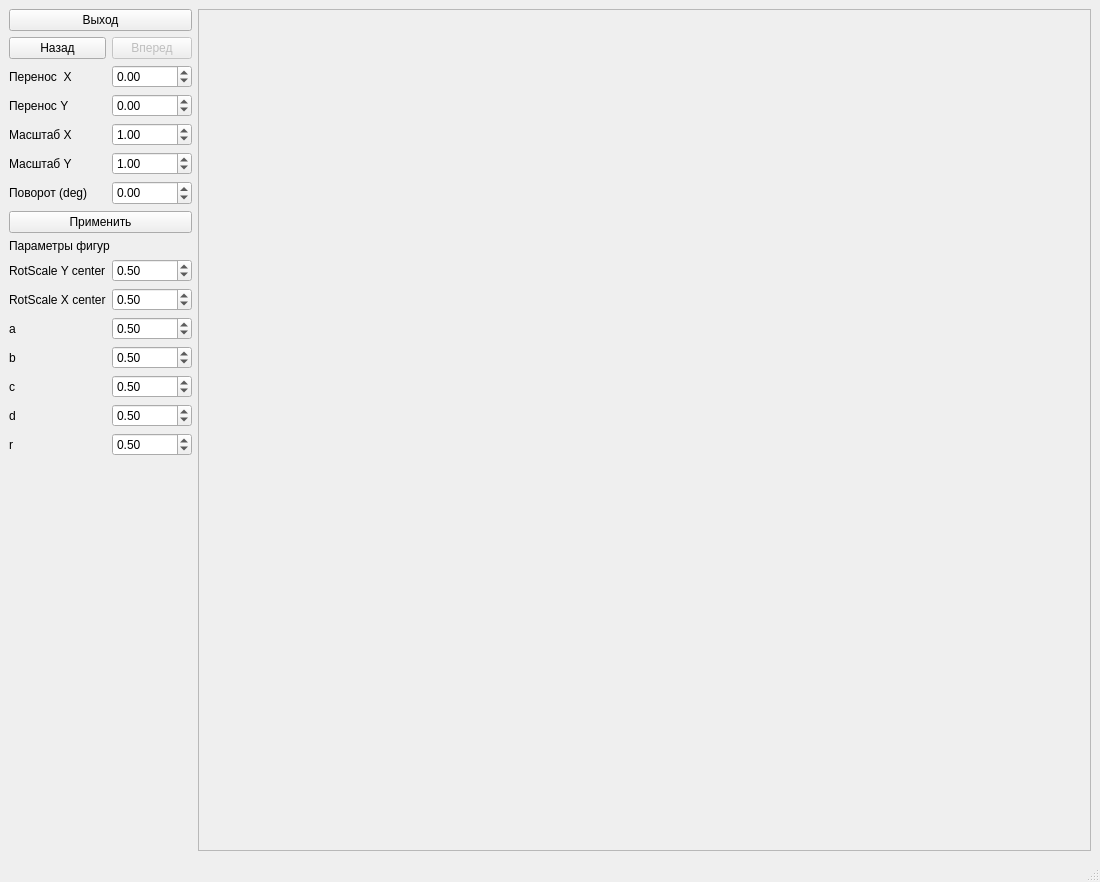
Old version of the form 2/main.ui in the repository awarebayes/kg.
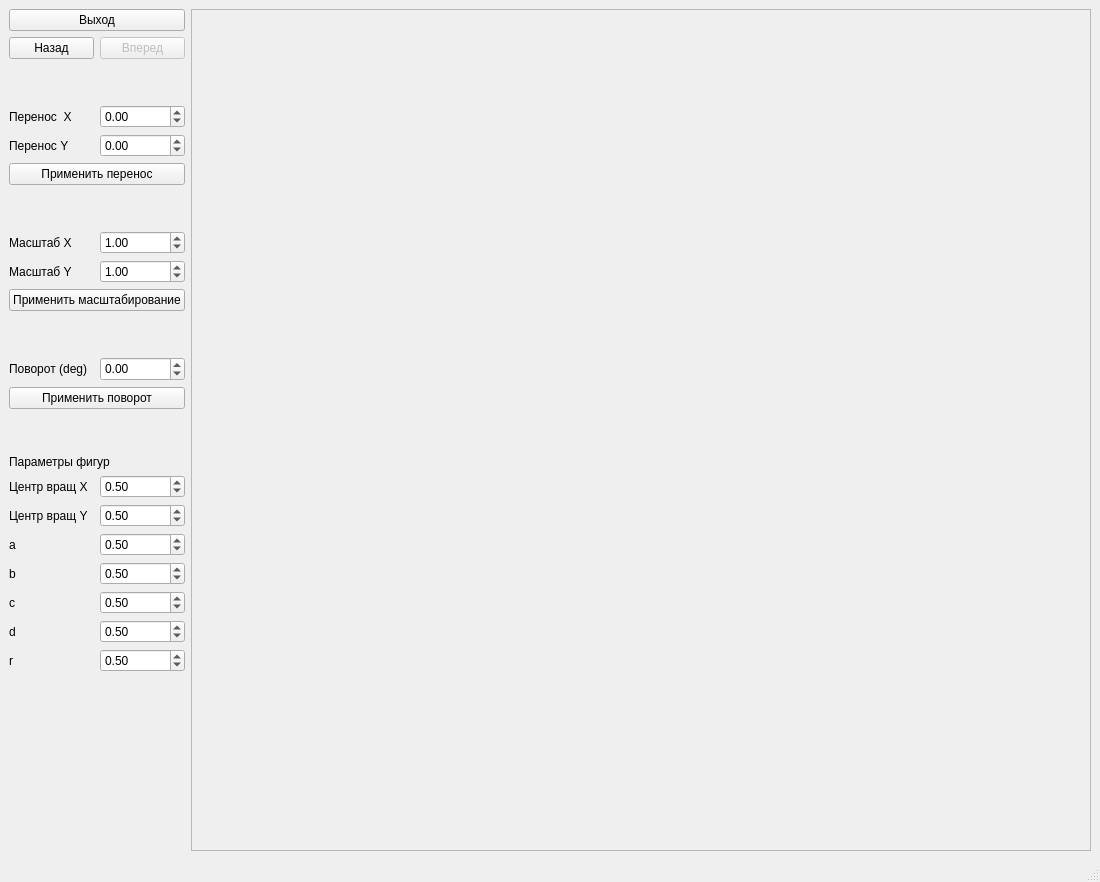
New version of the form.

What changed in the file:
```diff
--- a/2/main.ui
+++ b/2/main.ui
@@ -25,228 +25,31 @@
        </widget>
       </item>
       <item>
-       <layout class="QGridLayout" name="gridLayout_2" rowstretch="1,0,0,0,0,0,0,0,0,0,0,0,0,0,0,0,0,0" columnstretch="0,0">
+       <layout class="QGridLayout" name="gridLayout_2" rowstretch="1,0,0,0,0,0,0,0,0,0,0,0,0,0,0,0,0,0,0,0,0,0" columnstretch="0,0">
+        <item row="8" column="1">
+         <widget class="QDoubleSpinBox" name="ScaleYSB">
+          <property name="minimum">
+           <double>0.010000000000000</double>
+          </property>
+          <property name="maximum">
+           <double>5.000000000000000</double>
+          </property>
+          <property name="singleStep">
+           <double>0.500000000000000</double>
+          </property>
+          <property name="value">
+           <double>1.000000000000000</double>
+          </property>
+         </widget>
+        </item>
         <item row="16" column="0">
-         <widget class="QLabel" name="label_7">
+         <widget class="QLabel" name="label_3">
           <property name="text">
-           <string>d</string>
+           <string>Центр вращ Y</string>
           </property>
          </widget>
         </item>
         <item row="11" column="1">
-         <widget class="QDoubleSpinBox" name="SRCenterYSB">
-          <property name="minimum">
-           <double>0.010000000000000</double>
-          </property>
-          <property name="maximum">
-           <double>1.000000000000000</double>
-          </property>
-          <property name="singleStep">
-           <double>0.100000000000000</double>
-          </property>
-          <property name="value">
-           <double>0.500000000000000</double>
-          </property>
-         </widget>
-        </item>
-        <item row="17" column="1">
-         <widget class="QDoubleSpinBox" name="RSB">
-          <property name="minimum">
-           <double>0.010000000000000</double>
-          </property>
-          <property name="maximum">
-           <double>1.000000000000000</double>
-          </property>
-          <property name="singleStep">
-           <double>0.100000000000000</double>
-          </property>
-          <property name="value">
-           <double>0.500000000000000</double>
-          </property>
-         </widget>
-        </item>
-        <item row="11" column="0">
-         <widget class="QLabel" name="label_4">
-          <property name="text">
-           <string>RotScale Y center</string>
-          </property>
-         </widget>
-        </item>
-        <item row="1" column="0">
-         <widget class="QPushButton" name="pushButton">
-          <property name="text">
-           <string>Назад</string>
-          </property>
-          <property name="checkable">
-           <bool>false</bool>
-          </property>
-          <property name="autoDefault">
-           <bool>false</bool>
-          </property>
-          <property name="default">
-           <bool>false</bool>
-          </property>
-          <property name="flat">
-           <bool>false</bool>
-          </property>
-         </widget>
-        </item>
-        <item row="14" column="0">
-         <widget class="QLabel" name="label_5">
-          <property name="text">
-           <string>b</string>
-          </property>
-         </widget>
-        </item>
-        <item row="3" column="1">
-         <widget class="QDoubleSpinBox" name="TransYSB">
-          <property name="minimum">
-           <double>-0.500000000000000</double>
-          </property>
-          <property name="maximum">
-           <double>0.500000000000000</double>
-          </property>
-          <property name="singleStep">
-           <double>0.050000000000000</double>
-          </property>
-         </widget>
-        </item>
-        <item row="10" column="0" colspan="2">
-         <widget class="QLabel" name="label_8">
-          <property name="text">
-           <string>Параметры фигур</string>
-          </property>
-         </widget>
-        </item>
-        <item row="7" column="0">
-         <widget class="QLabel" name="label_2">
-          <property name="text">
-           <string>Масштаб Y</string>
-          </property>
-         </widget>
-        </item>
-        <item row="17" column="0">
-         <widget class="QLabel" name="label_9">
-          <property name="text">
-           <string>r</string>
-          </property>
-         </widget>
-        </item>
-        <item row="2" column="1">
-         <widget class="QDoubleSpinBox" name="TransXSB">
-          <property name="minimum">
-           <double>-0.500000000000000</double>
-          </property>
-          <property name="maximum">
-           <double>0.500000000000000</double>
-          </property>
-          <property name="singleStep">
-           <double>0.050000000000000</double>
-          </property>
-         </widget>
-        </item>
-        <item row="6" column="1">
-         <widget class="QDoubleSpinBox" name="ScaleXSB">
-          <property name="minimum">
-           <double>0.010000000000000</double>
-          </property>
-          <property name="maximum">
-           <double>5.000000000000000</double>
-          </property>
-          <property name="singleStep">
-           <double>0.500000000000000</double>
-          </property>
-          <property name="value">
-           <double>1.000000000000000</double>
-          </property>
-         </widget>
-        </item>
-        <item row="9" column="0" colspan="2">
-         <widget class="QPushButton" name="ApplyButton">
-          <property name="text">
-           <string>Применить</string>
-          </property>
-         </widget>
-        </item>
-        <item row="7" column="1">
-         <widget class="QDoubleSpinBox" name="ScaleYSB">
-          <property name="minimum">
-           <double>0.010000000000000</double>
-          </property>
-          <property name="maximum">
-           <double>5.000000000000000</double>
-          </property>
-          <property name="singleStep">
-           <double>0.500000000000000</double>
-          </property>
-          <property name="value">
-           <double>1.000000000000000</double>
-          </property>
-         </widget>
-        </item>
-        <item row="15" column="0">
-         <widget class="QLabel" name="label_6">
-          <property name="text">
-           <string>c</string>
-          </property>
-         </widget>
-        </item>
-        <item row="14" column="1">
-         <widget class="QDoubleSpinBox" name="BSB">
-          <property name="minimum">
-           <double>0.010000000000000</double>
-          </property>
-          <property name="maximum">
-           <double>1.000000000000000</double>
-          </property>
-          <property name="singleStep">
-           <double>0.100000000000000</double>
-          </property>
-          <property name="value">
-           <double>0.500000000000000</double>
-          </property>
-         </widget>
-        </item>
-        <item row="8" column="0">
-         <widget class="QLabel" name="RotateLabel1">
-          <property name="text">
-           <string>Поворот (deg)</string>
-          </property>
-         </widget>
-        </item>
-        <item row="16" column="1">
-         <widget class="QDoubleSpinBox" name="DSB">
-          <property name="minimum">
-           <double>0.010000000000000</double>
-          </property>
-          <property name="maximum">
-           <double>1.000000000000000</double>
-          </property>
-          <property name="singleStep">
-           <double>0.100000000000000</double>
-          </property>
-          <property name="value">
-           <double>0.500000000000000</double>
-          </property>
-         </widget>
-        </item>
-        <item row="15" column="1">
-         <widget class="QDoubleSpinBox" name="CSB">
-          <property name="minimum">
-           <double>0.010000000000000</double>
-          </property>
-          <property name="maximum">
-           <double>1.000000000000000</double>
-          </property>
-          <property name="singleStep">
-           <double>0.100000000000000</double>
-          </property>
-          <property name="value">
-           <double>0.500000000000000</double>
-          </property>
-         </widget>
-        </item>
-        <item row="8" column="1">
          <widget class="QDoubleSpinBox" name="RotateSB">
           <property name="minimumSize">
            <size>
@@ -265,36 +68,61 @@
           </property>
          </widget>
         </item>
-        <item row="13" column="1">
-         <widget class="QDoubleSpinBox" name="ASB">
-          <property name="minimum">
-           <double>0.010000000000000</double>
-          </property>
-          <property name="maximum">
-           <double>1.000000000000000</double>
-          </property>
-          <property name="singleStep">
-           <double>0.100000000000000</double>
-          </property>
-          <property name="value">
-           <double>0.500000000000000</double>
-          </property>
-         </widget>
-        </item>
-        <item row="13" column="0">
-         <widget class="QLabel" name="label">
-          <property name="text">
-           <string>a</string>
-          </property>
-         </widget>
-        </item>
-        <item row="6" column="0">
+        <item row="7" column="0">
          <widget class="QLabel" name="TransScaleLabel1">
           <property name="text">
            <string>Масштаб X</string>
           </property>
          </widget>
         </item>
+        <item row="14" column="0" colspan="2">
+         <widget class="QLabel" name="label_8">
+          <property name="text">
+           <string>Параметры фигур</string>
+          </property>
+         </widget>
+        </item>
+        <item row="21" column="0">
+         <widget class="QLabel" name="label_9">
+          <property name="text">
+           <string>r</string>
+          </property>
+         </widget>
+        </item>
+        <item row="15" column="0">
+         <widget class="QLabel" name="label_4">
+          <property name="text">
+           <string>Центр вращ X</string>
+          </property>
+         </widget>
+        </item>
+        <item row="13" column="0" colspan="2">
+         <spacer name="verticalSpacer_2">
+          <property name="orientation">
+           <enum>Qt::Vertical</enum>
+          </property>
+          <property name="sizeHint" stdset="0">
+           <size>
+            <width>20</width>
+            <height>40</height>
+           </size>
+          </property>
+         </spacer>
+        </item>
+        <item row="11" column="0">
+         <widget class="QLabel" name="RotateLabel1">
+          <property name="text">
+           <string>Поворот (deg)</string>
+          </property>
+         </widget>
+        </item>
+        <item row="5" column="0" colspan="2">
+         <widget class="QPushButton" name="ApplyButtonTranslate">
+          <property name="text">
+           <string>Применить перенос</string>
+          </property>
+         </widget>
+        </item>
         <item row="1" column="1">
          <layout class="QHBoxLayout" name="horizontalLayout_2">
           <item>
@@ -309,29 +137,210 @@
           </item>
          </layout>
         </item>
-        <item row="2" column="0">
+        <item row="3" column="0">
          <widget class="QLabel" name="TransXLabel1">
           <property name="text">
            <string>Перенос  X</string>
           </property>
          </widget>
         </item>
-        <item row="3" column="0">
+        <item row="3" column="1">
+         <widget class="QDoubleSpinBox" name="TransXSB">
+          <property name="minimum">
+           <double>-0.500000000000000</double>
+          </property>
+          <property name="maximum">
+           <double>0.500000000000000</double>
+          </property>
+          <property name="singleStep">
+           <double>0.050000000000000</double>
+          </property>
+         </widget>
+        </item>
+        <item row="7" column="1">
+         <widget class="QDoubleSpinBox" name="ScaleXSB">
+          <property name="minimum">
+           <double>0.010000000000000</double>
+          </property>
+          <property name="maximum">
+           <double>5.000000000000000</double>
+          </property>
+          <property name="singleStep">
+           <double>0.500000000000000</double>
+          </property>
+          <property name="value">
+           <double>1.000000000000000</double>
+          </property>
+         </widget>
+        </item>
+        <item row="4" column="1">
+         <widget class="QDoubleSpinBox" name="TransYSB">
+          <property name="minimum">
+           <double>-0.500000000000000</double>
+          </property>
+          <property name="maximum">
+           <double>0.500000000000000</double>
+          </property>
+          <property name="singleStep">
+           <double>0.050000000000000</double>
+          </property>
+         </widget>
+        </item>
+        <item row="8" column="0">
+         <widget class="QLabel" name="label_2">
+          <property name="text">
+           <string>Масштаб Y</string>
+          </property>
+         </widget>
+        </item>
+        <item row="21" column="1">
+         <widget class="QDoubleSpinBox" name="RSB">
+          <property name="minimum">
+           <double>0.010000000000000</double>
+          </property>
+          <property name="maximum">
+           <double>1.000000000000000</double>
+          </property>
+          <property name="singleStep">
+           <double>0.100000000000000</double>
+          </property>
+          <property name="value">
+           <double>0.500000000000000</double>
+          </property>
+         </widget>
+        </item>
+        <item row="20" column="1">
+         <widget class="QDoubleSpinBox" name="DSB">
+          <property name="minimum">
+           <double>0.010000000000000</double>
+          </property>
+          <property name="maximum">
+           <double>1.000000000000000</double>
+          </property>
+          <property name="singleStep">
+           <double>0.100000000000000</double>
+          </property>
+          <property name="value">
+           <double>0.500000000000000</double>
+          </property>
+         </widget>
+        </item>
+        <item row="16" column="1">
+         <widget class="QDoubleSpinBox" name="SRCenterXSB">
+          <property name="minimum">
+           <double>0.010000000000000</double>
+          </property>
+          <property name="maximum">
+           <double>1.000000000000000</double>
+          </property>
+          <property name="singleStep">
+           <double>0.100000000000000</double>
+          </property>
+          <property name="value">
+           <double>0.500000000000000</double>
+          </property>
+         </widget>
+        </item>
+        <item row="2" column="0" colspan="2">
+         <spacer name="verticalSpacer_4">
+          <property name="orientation">
+           <enum>Qt::Vertical</enum>
+          </property>
+          <property name="sizeHint" stdset="0">
+           <size>
+            <width>20</width>
+            <height>40</height>
+           </size>
+          </property>
+         </spacer>
+        </item>
+        <item row="15" column="1">
+         <widget class="QDoubleSpinBox" name="SRCenterYSB">
+          <property name="minimum">
+           <double>0.010000000000000</double>
+          </property>
+          <property name="maximum">
+           <double>1.000000000000000</double>
+          </property>
+          <property name="singleStep">
+           <double>0.100000000000000</double>
+          </property>
+          <property name="value">
+           <double>0.500000000000000</double>
+          </property>
+         </widget>
+        </item>
+        <item row="4" column="0">
          <widget class="QLabel" name="TransYLabel1">
           <property name="text">
            <string>Перенос Y</string>
           </property>
          </widget>
         </item>
-        <item row="12" column="0">
-         <widget class="QLabel" name="label_3">
+        <item row="17" column="1">
+         <widget class="QDoubleSpinBox" name="ASB">
+          <property name="minimum">
+           <double>0.010000000000000</double>
+          </property>
+          <property name="maximum">
+           <double>1.000000000000000</double>
+          </property>
+          <property name="singleStep">
+           <double>0.100000000000000</double>
+          </property>
+          <property name="value">
+           <double>0.500000000000000</double>
+          </property>
+         </widget>
+        </item>
+        <item row="12" column="0" colspan="2">
+         <widget class="QPushButton" name="ApplyButtonRotate">
           <property name="text">
-           <string>RotScale X center</string>
+           <string>Применить поворот</string>
           </property>
          </widget>
         </item>
-        <item row="12" column="1">
-         <widget class="QDoubleSpinBox" name="SRCenterXSB">
+        <item row="10" column="0" colspan="2">
+         <spacer name="verticalSpacer_3">
+          <property name="orientation">
+           <enum>Qt::Vertical</enum>
+          </property>
+          <property name="sizeHint" stdset="0">
+           <size>
+            <width>20</width>
+            <height>40</height>
+           </size>
+          </property>
+         </spacer>
+        </item>
+        <item row="1" column="0">
+         <widget class="QPushButton" name="pushButton">
+          <property name="text">
+           <string>Назад</string>
+          </property>
+          <property name="checkable">
+           <bool>false</bool>
+          </property>
+          <property name="autoDefault">
+           <bool>false</bool>
+          </property>
+          <property name="default">
+           <bool>false</bool>
+          </property>
+          <property name="flat">
+           <bool>false</bool>
+          </property>
+         </widget>
+        </item>
+        <item row="9" column="0" colspan="2">
+         <widget class="QPushButton" name="ApplyButtonScale">
+          <property name="text">
+           <string>Применить масштабирование</string>
+          </property>
+         </widget>
+        </item>
+        <item row="18" column="1">
+         <widget class="QDoubleSpinBox" name="BSB">
           <property name="minimum">
            <double>0.010000000000000</double>
           </property>
@@ -346,6 +355,63 @@
           </property>
          </widget>
         </item>
+        <item row="19" column="1">
+         <widget class="QDoubleSpinBox" name="CSB">
+          <property name="minimum">
+           <double>0.010000000000000</double>
+          </property>
+          <property name="maximum">
+           <double>1.000000000000000</double>
+          </property>
+          <property name="singleStep">
+           <double>0.100000000000000</double>
+          </property>
+          <property name="value">
+           <double>0.500000000000000</double>
+          </property>
+         </widget>
+        </item>
+        <item row="18" column="0">
+         <widget class="QLabel" name="label_5">
+          <property name="text">
+           <string>b</string>
+          </property>
+         </widget>
+        </item>
+        <item row="20" column="0">
+         <widget class="QLabel" name="label_7">
+          <property name="text">
+           <string>d</string>
+          </property>
+         </widget>
+        </item>
+        <item row="19" column="0">
+         <widget class="QLabel" name="label_6">
+          <property name="text">
+           <string>c</string>
+          </property>
+         </widget>
+        </item>
+        <item row="17" column="0">
+         <widget class="QLabel" name="label">
+          <property name="text">
+           <string>a</string>
+          </property>
+         </widget>
+        </item>
+        <item row="6" column="0" colspan="2">
+         <spacer name="verticalSpacer_5">
+          <property name="orientation">
+           <enum>Qt::Vertical</enum>
+          </property>
+          <property name="sizeHint" stdset="0">
+           <size>
+            <width>20</width>
+            <height>40</height>
+           </size>
+          </property>
+         </spacer>
+        </item>
        </layout>
       </item>
       <item>
```
